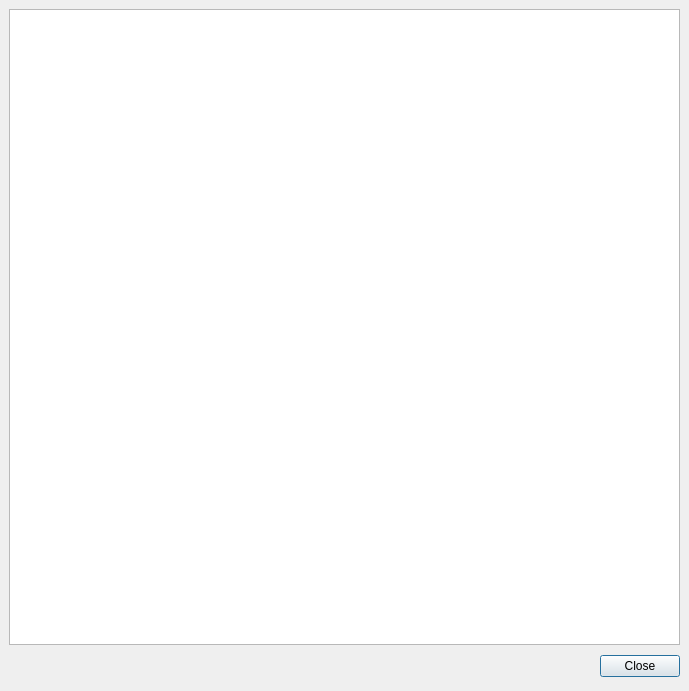
Above: forms/showtextdialog.ui from insilmaril/vym before the change. Below: the same form after it.
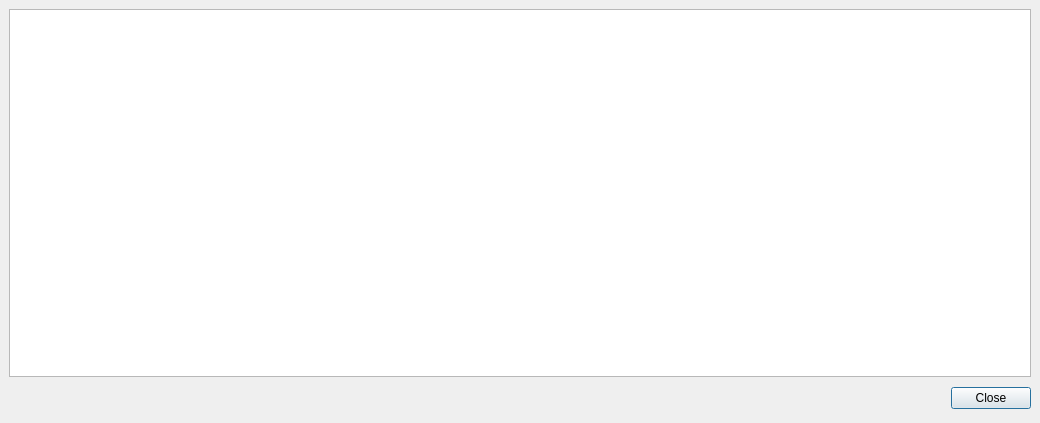
That is the form after the change.

The edit to the form file:
```diff
--- a/forms/showtextdialog.ui
+++ b/forms/showtextdialog.ui
@@ -6,8 +6,8 @@
    <rect>
     <x>0</x>
     <y>0</y>
-    <width>689</width>
-    <height>691</height>
+    <width>1040</width>
+    <height>423</height>
    </rect>
   </property>
   <property name="windowTitle">
```
